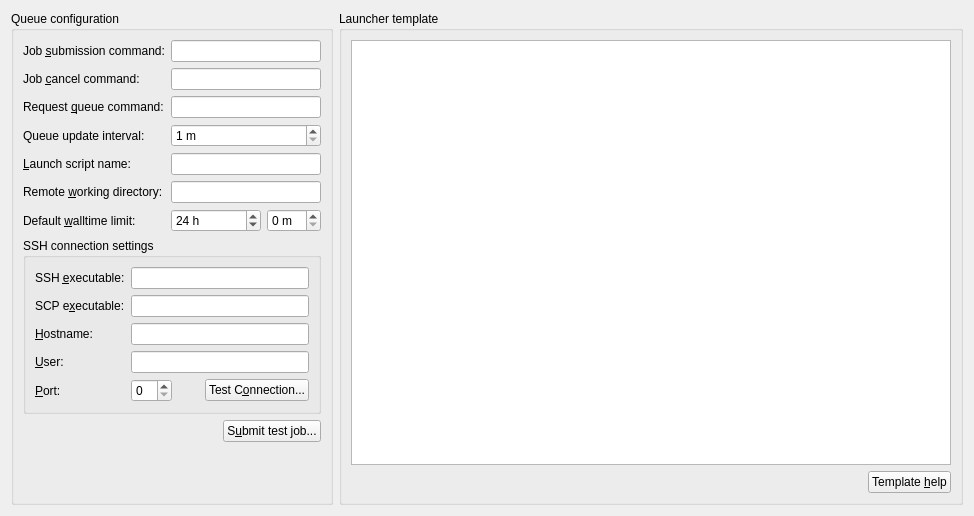
The window that molequeue/ui/remotequeuewidget.ui (OpenChemistry/molequeue) describes before a commit, drawn with Qt 5.
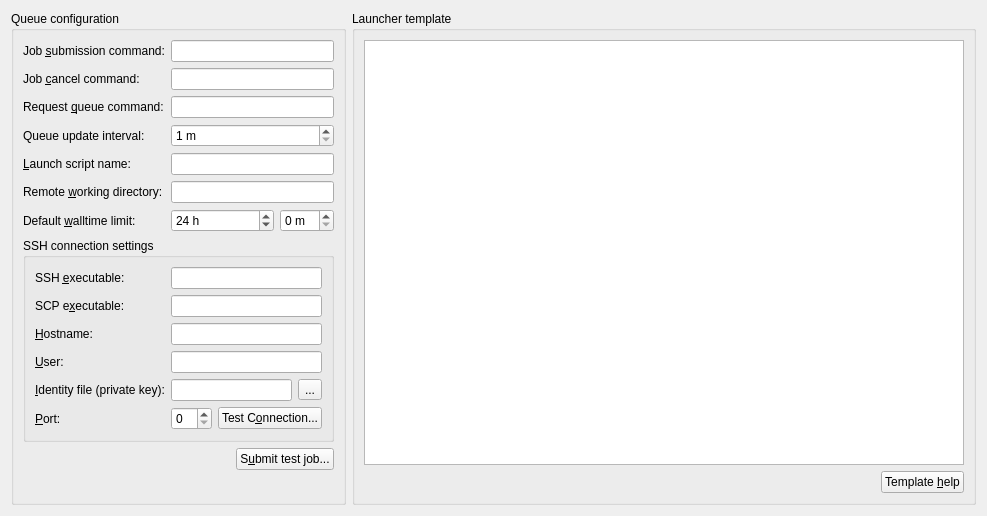
The same window after the commit.

Commit message:
Add support for providing an identity file
Add the ability to provide a private key for establishing a
SSH connection. This is needed for plink on Windows.

```diff
--- a/molequeue/ui/remotequeuewidget.ui
+++ b/molequeue/ui/remotequeuewidget.ui
@@ -115,6 +115,30 @@
           <widget class="QLineEdit" name="edit_userName"/>
          </item>
          <item row="4" column="0">
+          <widget class="QLabel" name="label_identityFile">
+           <property name="text">
+            <string>&amp;Identity file (private key):</string>
+           </property>
+           <property name="buddy">
+            <cstring>edit_identityFile</cstring>
+           </property>
+          </widget>
+         </item>
+		 <item row="4" column="1">
+		  <layout class="QHBoxLayout" name="horizontalLayout">
+		   <item>
+            <widget class="QLineEdit" name="edit_identityFile"/>
+           </item>
+		   <item>
+            <widget class="QToolButton" name="fileButton">
+             <property name="text">
+              <string>...</string>
+             </property>
+            </widget>
+           </item>
+		  </layout>
+		 </item>
+         <item row="5" column="0">
           <widget class="QLabel" name="label_9">
            <property name="text">
             <string>&amp;Port:</string>
@@ -124,8 +148,8 @@
            </property>
           </widget>
          </item>
-         <item row="4" column="1">
-          <layout class="QHBoxLayout" name="horizontalLayout">
+         <item row="5" column="1">
+          <layout class="QHBoxLayout" name="keyFileLayout">
            <item>
             <widget class="QSpinBox" name="spin_sshPort"/>
            </item>
```
The commit also changes 4 other files.
